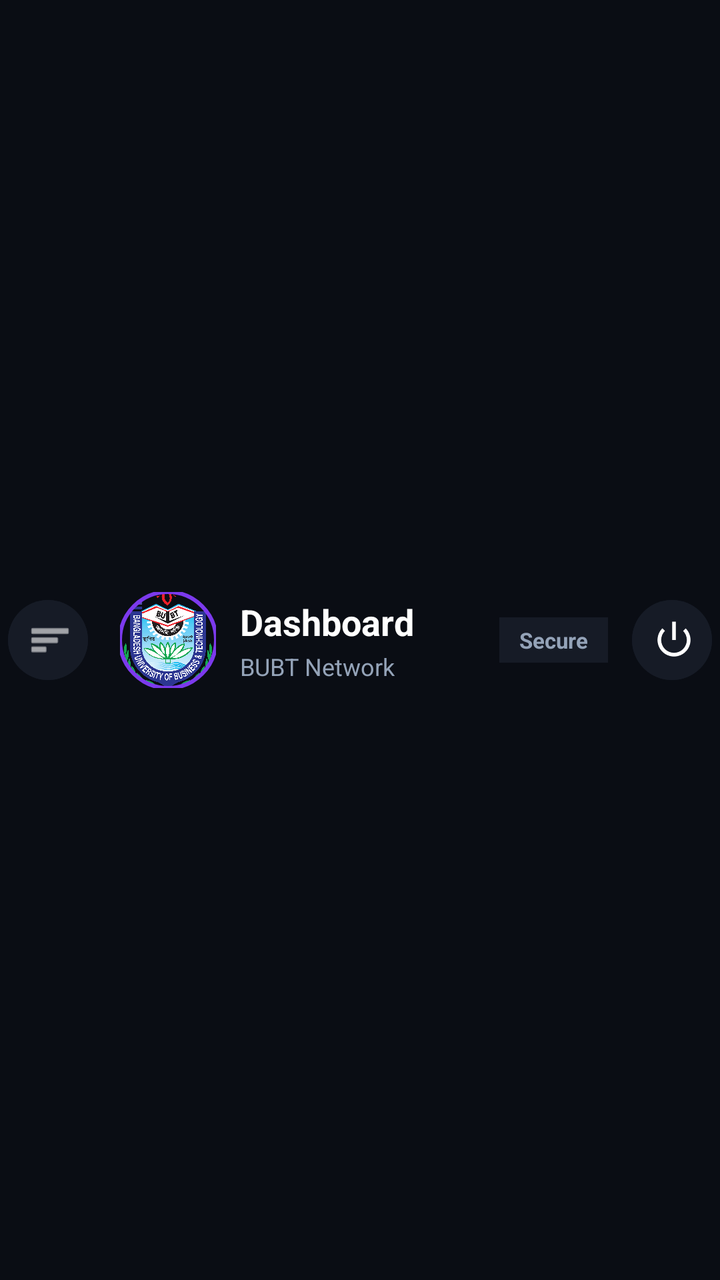
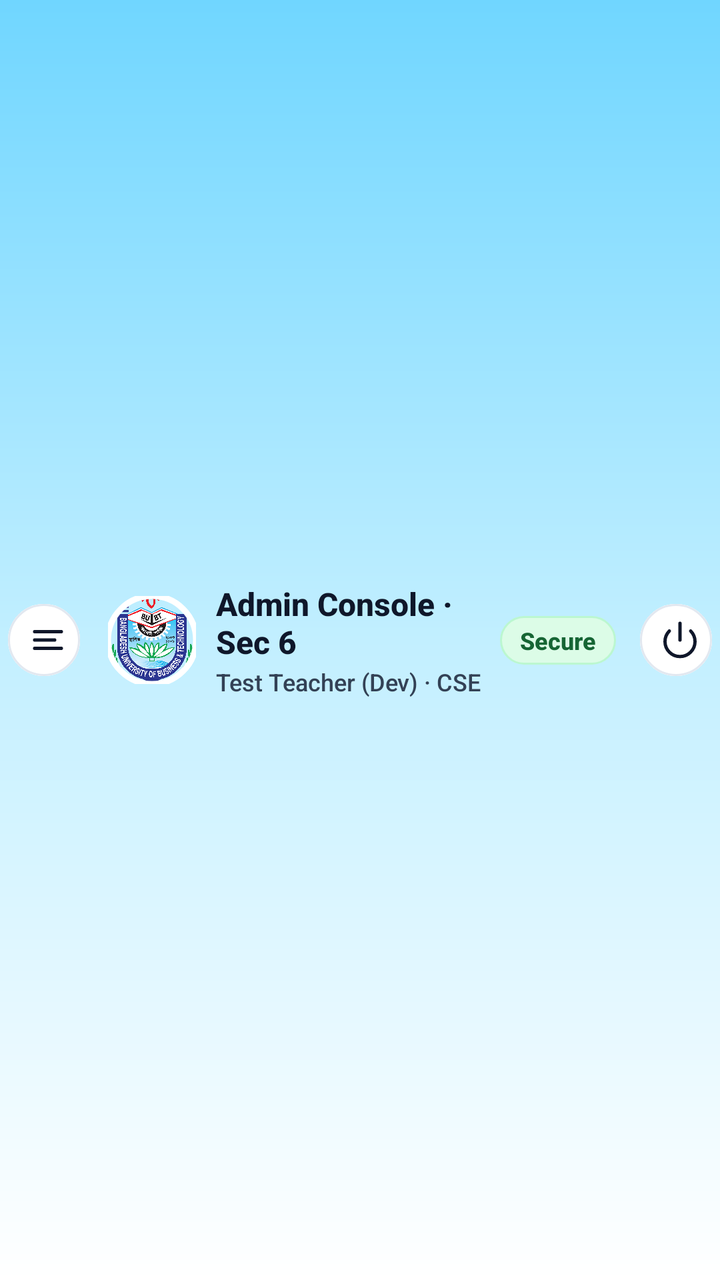

Screens rendered from an Android XML layout before and after an edit, with the pre-edit source and the edit as a unified diff.
<!-- AndroidManifest.xml: application theme Theme.CRConnect -->
<!-- res/layout/include_header.xml -->
<?xml version="1.0" encoding="utf-8"?>
<androidx.constraintlayout.widget.ConstraintLayout xmlns:android="http://schemas.android.com/apk/res/android"
    xmlns:app="http://schemas.android.com/apk/res-auto"
    android:layout_width="match_parent"
    android:layout_height="wrap_content"
    android:paddingVertical="12dp"
    android:layout_marginBottom="16dp">

    
    <com.google.android.material.button.MaterialButton
        android:id="@+id/btnOpenDrawer"
        style="@style/Widget.Material3.Button.IconButton"
        android:layout_width="48dp"
        android:layout_height="48dp"
        android:hapticFeedbackEnabled="true"
        android:backgroundTint="@color/input_bg"
        app:icon="@android:drawable/ic_menu_sort_by_size"
        app:iconSize="22dp"
        app:iconTint="#FFFFFF"
        app:layout_constraintTop_toTopOf="@id/imgUserProfile"
        app:layout_constraintBottom_toBottomOf="@id/imgUserProfile"
        app:layout_constraintStart_toStartOf="parent" />

    
    <com.google.android.material.imageview.ShapeableImageView
        android:id="@+id/imgUserProfile"
        android:layout_width="48dp"
        android:layout_height="48dp"
        android:layout_marginStart="12dp"
        app:layout_constraintStart_toEndOf="@id/btnOpenDrawer"
        app:layout_constraintTop_toTopOf="parent"
        app:layout_constraintBottom_toBottomOf="parent"
        android:scaleType="centerCrop"
        android:src="@drawable/bubt_logo"
        app:shapeAppearanceOverlay="@style/ShapeAppearance.App.Circular"
        app:strokeColor="@color/primary"
        app:strokeWidth="2dp" />

    
    <LinearLayout
        android:layout_width="0dp"
        android:layout_height="wrap_content"
        android:layout_marginStart="12dp"
        android:layout_marginEnd="12dp"
        android:orientation="vertical"
        app:layout_constraintTop_toTopOf="@id/imgUserProfile"
        app:layout_constraintBottom_toBottomOf="@id/imgUserProfile"
        app:layout_constraintStart_toEndOf="@id/imgUserProfile"
        app:layout_constraintEnd_toStartOf="@id/tvSecureBadge">

        <TextView
            android:id="@+id/tvHeaderTitle"
            android:layout_width="wrap_content"
            android:layout_height="wrap_content"
            android:fontFamily="sans-serif-medium"
            android:text="Dashboard"
            android:textColor="#FFFFFF"
            android:textSize="18sp"
            android:textStyle="bold" />

        <TextView
            android:id="@+id/tvHeaderSubtitle"
            android:layout_width="wrap_content"
            android:layout_height="wrap_content"
            android:layout_marginTop="2dp"
            android:ellipsize="end"
            android:singleLine="true"
            android:text="BUBT Network"
            android:textColor="#94A3B8"
            android:textSize="12sp" />
    </LinearLayout>

    
    <TextView
        android:id="@+id/tvSecureBadge"
        android:layout_width="wrap_content"
        android:layout_height="wrap_content"
        android:text="Secure"
        android:textSize="11sp"
        android:textColor="#94A3B8"
        android:textStyle="bold"
        android:background="@color/input_bg"
        android:paddingHorizontal="10dp"
        android:paddingVertical="4dp"
        android:layout_marginEnd="8dp"
        app:layout_constraintTop_toTopOf="@id/imgUserProfile"
        app:layout_constraintBottom_toBottomOf="@id/imgUserProfile"
        app:layout_constraintEnd_toStartOf="@id/btnLogout" />

    
    <com.google.android.material.button.MaterialButton
        android:id="@+id/btnLogout"
        style="@style/Widget.Material3.Button.IconButton"
        android:layout_width="48dp"
        android:layout_height="48dp"
        android:hapticFeedbackEnabled="true"
        app:icon="@android:drawable/ic_lock_power_off"
        app:iconTint="#FFFFFF"
        app:iconSize="22dp"
        android:backgroundTint="@color/input_bg"
        app:layout_constraintTop_toTopOf="@id/imgUserProfile"
        app:layout_constraintBottom_toBottomOf="@id/imgUserProfile"
        app:layout_constraintEnd_toEndOf="parent" />

</androidx.constraintlayout.widget.ConstraintLayout>
<!-- resources referenced by this layout -->
<resources>
  <color name="input_bg">#161B26</color>
  <color name="primary">#7C3AED</color>
  <!-- drawable bubt_logo: png bitmap (drawable, 173497 bytes) -->
  <style name="ShapeAppearance.App.Circular" parent="ShapeAppearance.Material3.Corner.Full">
          <item name="cornerSize">50%</item>
      </style>
  <style name="Theme.CRConnect" parent="Base.Theme.CRConnect" />
  <style name="Base.Theme.CRConnect" parent="Theme.Material3.DayNight.NoActionBar">
          <item name="colorPrimary">@color/primary</item>
          <item name="colorSecondary">@color/secondary</item>
          <item name="android:windowBackground">@color/background</item>
          <item name="colorSurface">@color/surface</item>
          <item name="colorOnSurface">@color/text_primary</item>
          <item name="colorOnSurfaceVariant">@color/text_secondary</item>
          <item name="colorError">@color/error</item>
          <item name="android:fontFamily">sans-serif</item>
          <item name="fontFamily">sans-serif</item>
          <item name="android:windowActivityTransitions">true</item>
          <item name="android:navigationBarColor">@android:color/transparent</item>
          <item name="android:statusBarColor">@android:color/transparent</item>
          <item name="android:windowLightStatusBar" tools:targetApi="m">false</item>
          <item name="android:windowLightNavigationBar" tools:targetApi="o_mr1">false</item>
      </style>
  <color name="secondary">#A78BFA</color>
  <color name="background">#0A0D14</color>
  <color name="surface">#161B26</color>
  <color name="text_primary">#FFFFFF</color>
  <color name="text_secondary">#94A3B8</color>
  <color name="error">#7F1D1D</color>
</resources>

<!-- the commit's change to res/layout/include_header.xml (unified diff, before → after) -->
@@ -3,20 +3,23 @@
     xmlns:app="http://schemas.android.com/apk/res-auto"
     android:layout_width="match_parent"
     android:layout_height="wrap_content"
-    android:paddingVertical="12dp"
+    android:paddingVertical="8dp"
     android:layout_marginBottom="16dp">
 
     
     <com.google.android.material.button.MaterialButton
         android:id="@+id/btnOpenDrawer"
         style="@style/Widget.Material3.Button.IconButton"
-        android:layout_width="48dp"
-        android:layout_height="48dp"
+        android:layout_width="44dp"
+        android:layout_height="44dp"
         android:hapticFeedbackEnabled="true"
-        android:backgroundTint="@color/input_bg"
-        app:icon="@android:drawable/ic_menu_sort_by_size"
-        app:iconSize="22dp"
-        app:iconTint="#FFFFFF"
+        android:backgroundTint="#FFFFFF"
+        app:strokeColor="#E2E8F0"
+        app:strokeWidth="1dp"
+        app:cornerRadius="22dp"
+        app:icon="@drawable/ic_menu"
+        app:iconSize="20dp"
+        app:iconTint="#0F172A"
         app:layout_constraintTop_toTopOf="@id/imgUserProfile"
         app:layout_constraintBottom_toBottomOf="@id/imgUserProfile"
         app:layout_constraintStart_toStartOf="parent" />
@@ -24,24 +27,24 @@
     
     <com.google.android.material.imageview.ShapeableImageView
         android:id="@+id/imgUserProfile"
-        android:layout_width="48dp"
-        android:layout_height="48dp"
-        android:layout_marginStart="12dp"
+        android:layout_width="44dp"
+        android:layout_height="44dp"
+        android:layout_marginStart="10dp"
         app:layout_constraintStart_toEndOf="@id/btnOpenDrawer"
         app:layout_constraintTop_toTopOf="parent"
         app:layout_constraintBottom_toBottomOf="parent"
         android:scaleType="centerCrop"
         android:src="@drawable/bubt_logo"
         app:shapeAppearanceOverlay="@style/ShapeAppearance.App.Circular"
-        app:strokeColor="@color/primary"
-        app:strokeWidth="2dp" />
+        app:strokeColor="#FFFFFF"
+        app:strokeWidth="3dp" />
 
     
     <LinearLayout
         android:layout_width="0dp"
         android:layout_height="wrap_content"
-        android:layout_marginStart="12dp"
-        android:layout_marginEnd="12dp"
+        android:layout_marginStart="10dp"
+        android:layout_marginEnd="8dp"
         android:orientation="vertical"
         app:layout_constraintTop_toTopOf="@id/imgUserProfile"
         app:layout_constraintBottom_toBottomOf="@id/imgUserProfile"
@@ -52,21 +55,20 @@
             android:id="@+id/tvHeaderTitle"
             android:layout_width="wrap_content"
             android:layout_height="wrap_content"
-            android:fontFamily="sans-serif-medium"
-            android:text="Dashboard"
-            android:textColor="#FFFFFF"
-            android:textSize="18sp"
+            android:text="Admin Console · Sec 6"
+            android:textColor="#0F172A"
+            android:textSize="16sp"
             android:textStyle="bold" />
 
         <TextView
             android:id="@+id/tvHeaderSubtitle"
             android:layout_width="wrap_content"
             android:layout_height="wrap_content"
-            android:layout_marginTop="2dp"
+            android:layout_marginTop="1dp"
             android:ellipsize="end"
             android:singleLine="true"
-            android:text="BUBT Network"
-            android:textColor="#94A3B8"
+            android:text="Test Teacher (Dev) · CSE"
+            android:textColor="#334155"
             android:textSize="12sp" />
     </LinearLayout>
 
@@ -76,10 +78,10 @@
         android:layout_width="wrap_content"
         android:layout_height="wrap_content"
         android:text="Secure"
-        android:textSize="11sp"
-        android:textColor="#94A3B8"
+        android:textSize="12sp"
+        android:textColor="#166534"
         android:textStyle="bold"
-        android:background="@color/input_bg"
+        android:background="@drawable/bg_chip_ok"
         android:paddingHorizontal="10dp"
         android:paddingVertical="4dp"
         android:layout_marginEnd="8dp"
@@ -91,13 +93,16 @@
     <com.google.android.material.button.MaterialButton
         android:id="@+id/btnLogout"
         style="@style/Widget.Material3.Button.IconButton"
-        android:layout_width="48dp"
-        android:layout_height="48dp"
+        android:layout_width="44dp"
+        android:layout_height="44dp"
         android:hapticFeedbackEnabled="true"
-        app:icon="@android:drawable/ic_lock_power_off"
-        app:iconTint="#FFFFFF"
-        app:iconSize="22dp"
-        android:backgroundTint="@color/input_bg"
+        app:icon="@drawable/ic_power"
+        app:iconTint="#0F172A"
+        app:iconSize="20dp"
+        android:backgroundTint="#FFFFFF"
+        app:strokeColor="#E2E8F0"
+        app:strokeWidth="1dp"
+        app:cornerRadius="22dp"
         app:layout_constraintTop_toTopOf="@id/imgUserProfile"
         app:layout_constraintBottom_toBottomOf="@id/imgUserProfile"
         app:layout_constraintEnd_toEndOf="parent" />
<!-- resource entries referenced after the edit -->
@@ -1,33 +1,79 @@
 <!-- resources referenced by this layout -->
 <resources>
-  <color name="input_bg">#161B26</color>
-  <color name="primary">#7C3AED</color>
+  <!-- drawable bg_chip_ok (drawable) -->
+  <?xml version="1.0" encoding="utf-8"?>
+  <shape xmlns:android="http://schemas.android.com/apk/res/android"
+      android:shape="rectangle">
+      <solid android:color="#DCFCE7" />
+      <corners android:radius="999dp" />
+      <stroke android:width="1dp" android:color="#BBF7D0" />
+  </shape>
+  <color name="primary">#0066FF</color>
+  <color name="primary_pressed">#0052CC</color>
+  <!-- drawable bg_gradient (drawable) -->
+  <?xml version="1.0" encoding="utf-8"?>
+  <shape xmlns:android="http://schemas.android.com/apk/res/android"
+      android:shape="rectangle">
+      <gradient
+          android:angle="270"
+          android:startColor="#70D6FF"
+          android:centerColor="#C2EFFF"
+          android:endColor="#FFFFFF"
+          android:type="linear" />
+  </shape>
+  <color name="card_bg">#FFFFFF</color>
+  <color name="title_text">#0F172A</color>
+  <color name="muted_text">#64748B</color>
+  <color name="error_red">#DC2626</color>
   <!-- drawable bubt_logo: png bitmap (drawable, 173497 bytes) -->
+  <!-- drawable ic_menu (drawable) -->
+  <?xml version="1.0" encoding="utf-8"?>
+  <vector xmlns:android="http://schemas.android.com/apk/res/android"
+      android:width="24dp"
+      android:height="24dp"
+      android:viewportWidth="24"
+      android:viewportHeight="24">
+      <path
+          android:strokeColor="#FF0F172A"
+          android:strokeWidth="2"
+          android:strokeLineCap="round"
+          android:strokeLineJoin="round"
+          android:pathData="M4,7h16M4,12h12M4,17h16"/>
+  </vector>
+  <!-- drawable ic_power (drawable) -->
+  <?xml version="1.0" encoding="utf-8"?>
+  <vector xmlns:android="http://schemas.android.com/apk/res/android"
+      android:width="24dp"
+      android:height="24dp"
+      android:viewportWidth="24"
+      android:viewportHeight="24">
+      <path
+          android:strokeColor="#FF0F172A"
+          android:strokeWidth="2"
+          android:strokeLineCap="round"
+          android:strokeLineJoin="round"
+          android:pathData="M18.4,6.6a9,9 0 1,1 -12.8,0M12,2v10"/>
+  </vector>
   <style name="ShapeAppearance.App.Circular" parent="ShapeAppearance.Material3.Corner.Full">
           <item name="cornerSize">50%</item>
       </style>
   <style name="Theme.CRConnect" parent="Base.Theme.CRConnect" />
   <style name="Base.Theme.CRConnect" parent="Theme.Material3.DayNight.NoActionBar">
           <item name="colorPrimary">@color/primary</item>
-          <item name="colorSecondary">@color/secondary</item>
-          <item name="android:windowBackground">@color/background</item>
-          <item name="colorSurface">@color/surface</item>
-          <item name="colorOnSurface">@color/text_primary</item>
-          <item name="colorOnSurfaceVariant">@color/text_secondary</item>
-          <item name="colorError">@color/error</item>
-          <item name="android:fontFamily">sans-serif</item>
-          <item name="fontFamily">sans-serif</item>
+          <item name="colorSecondary">@color/primary_pressed</item>
+          <item name="android:windowBackground">@drawable/bg_gradient</item>
+          <item name="colorSurface">@color/card_bg</item>
+          <item name="elevationOverlayEnabled">false</item>
+          <item name="colorOnSurface">@color/title_text</item>
+          <item name="colorOnSurfaceVariant">@color/muted_text</item>
+          <item name="colorError">@color/error_red</item>
+          <item name="android:fontFamily">sans-serif-medium</item>
+          <item name="fontFamily">sans-serif-medium</item>
           <item name="android:windowActivityTransitions">true</item>
           <item name="android:navigationBarColor">@android:color/transparent</item>
           <item name="android:statusBarColor">@android:color/transparent</item>
-          <item name="android:windowLightStatusBar" tools:targetApi="m">false</item>
-          <item name="android:windowLightNavigationBar" tools:targetApi="o_mr1">false</item>
+          <item name="android:windowLightStatusBar" tools:targetApi="m">true</item>
+          <item name="android:windowLightNavigationBar" tools:targetApi="o_mr1">true</item>
       </style>
-  <color name="secondary">#A78BFA</color>
-  <color name="background">#0A0D14</color>
-  <color name="surface">#161B26</color>
-  <color name="text_primary">#FFFFFF</color>
-  <color name="text_secondary">#94A3B8</color>
-  <color name="error">#7F1D1D</color>
 </resources>
 
